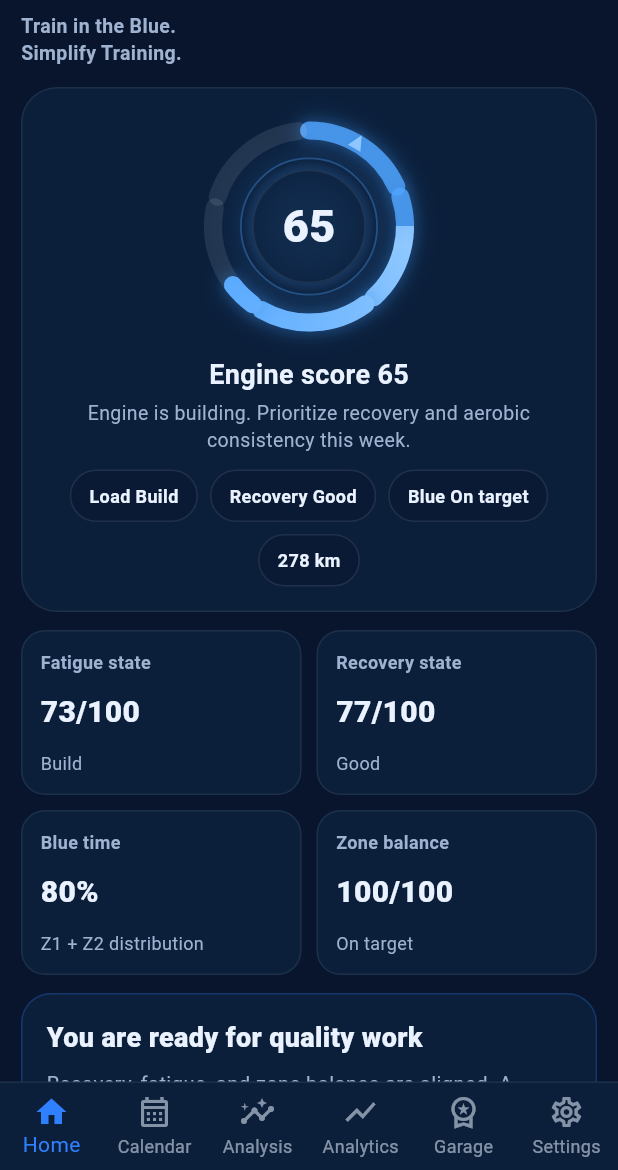
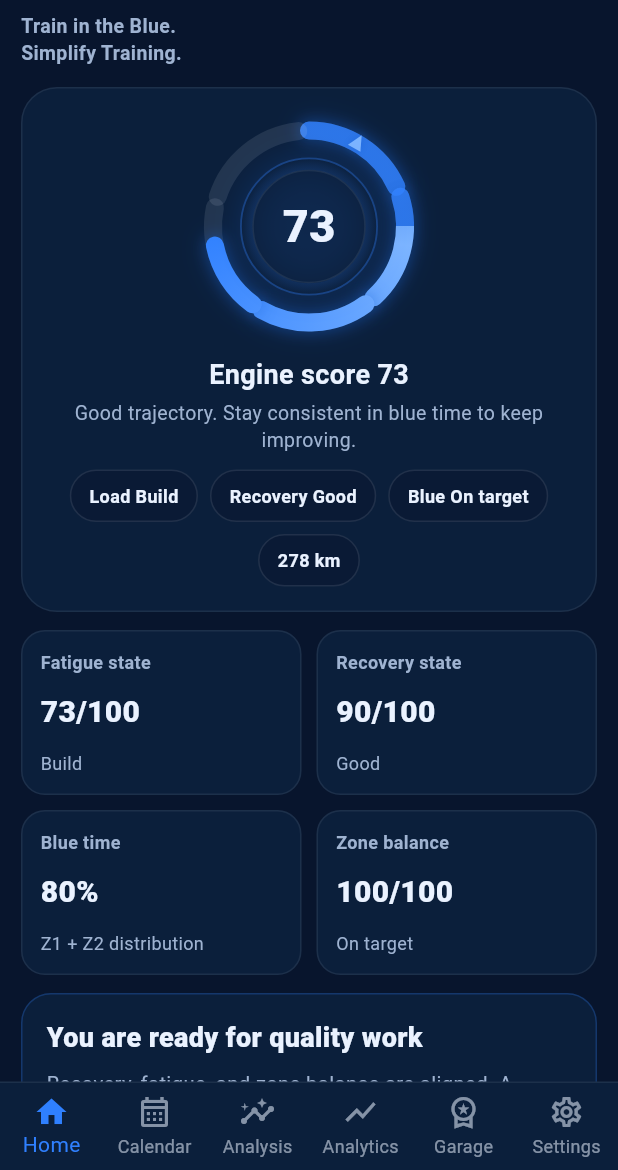
Before and after one commit to AidNel/Blura-App, a Flutter app: the screen it shows after launch, on a phone screen of 412 x 824 dp, the part 66-1236 px from its top. Run offline on Flutter 3.47's test engine with Material 3 defaults, Android fonts, the phone set to English and light mode, and no system bars.

Commit message:
Clarify engine ring state wiring and improve visual verification

```diff
--- a/lib/screens/home_screen.dart
+++ b/lib/screens/home_screen.dart
@@ -143,6 +143,9 @@
     AppSettingsData settings,
     bool isMobile,
   ) {
+    final int engineScore = intelligence.engineScore;
+    final BlueraEngineState engineState = intelligence.engineState;
+
     return Container(
       width: double.infinity,
       padding: EdgeInsets.all(isMobile ? 16 : 20),
@@ -154,12 +157,12 @@
       child: Column(
         children: [
           EngineRing(
-            score: intelligence.engineScore,
-            state: intelligence.engineState,
+            score: engineScore,
+            state: engineState,
           ),
           const SizedBox(height: 10),
           Text(
-            'Engine score ${intelligence.engineScore}',
+            'Engine score $engineScore',
             style: TextStyle(color: AppTheme.textPrimary, fontWeight: FontWeight.w700, fontSize: 18),
           ),
           const SizedBox(height: 4),
--- a/lib/services/mock_athlete_data.dart
+++ b/lib/services/mock_athlete_data.dart
@@ -363,7 +363,8 @@
 class BlueraMockDataService {
   static const MockAthleteData athlete = MockAthleteData(
     engineScore: 81,
-    fitness: 76,
+    // Temporary verification: keep mock athlete in a clearly ready (green) state.
+    fitness: 90,
     fatigue: 58,
     form: 6,
     hrDrift: 4.3,
@@ -518,11 +519,11 @@
       recovery: RecoveryMarkers(
         restingHeartRate: 49,
         restingHeartRateBaseline: 50,
-        hrvMs: 73,
+        hrvMs: 78,
         hrvBaselineMs: 70,
-        sleepHours: 7.7,
+        sleepHours: 8.0,
         sleepNeedHours: 8.0,
-        soreness: 3,
+        soreness: 2,
       ),
       load: LoadMarkers(
         acuteLoad: 612,
--- a/lib/widgets/engine_ring.dart
+++ b/lib/widgets/engine_ring.dart
@@ -256,21 +256,21 @@
     switch (state) {
       case BlueraEngineState.green:
         return const _RingPalette(
-          core: Color(0xFF35D99E),
-          highlight: Color(0xFF7CF1C5),
-          glow: Color(0xFF2BB884),
+          core: Color(0xFF16C47F),
+          highlight: Color(0xFF66E5B2),
+          glow: Color(0xFF10A66B),
         );
       case BlueraEngineState.red:
         return const _RingPalette(
-          core: Color(0xFFFF5A73),
-          highlight: Color(0xFFFF8A9E),
-          glow: Color(0xFFFF4765),
+          core: Color(0xFFFF3D5E),
+          highlight: Color(0xFFFF8BA0),
+          glow: Color(0xFFE62C4C),
         );
       case BlueraEngineState.blue:
         return const _RingPalette(
-          core: Color(0xFF4DA3FF),
-          highlight: Color(0xFF8FC8FF),
-          glow: Color(0xFF3A8CE2),
+          core: Color(0xFF2F80FF),
+          highlight: Color(0xFF7CB4FF),
+          glow: Color(0xFF1D66D8),
         );
     }
   }
```
